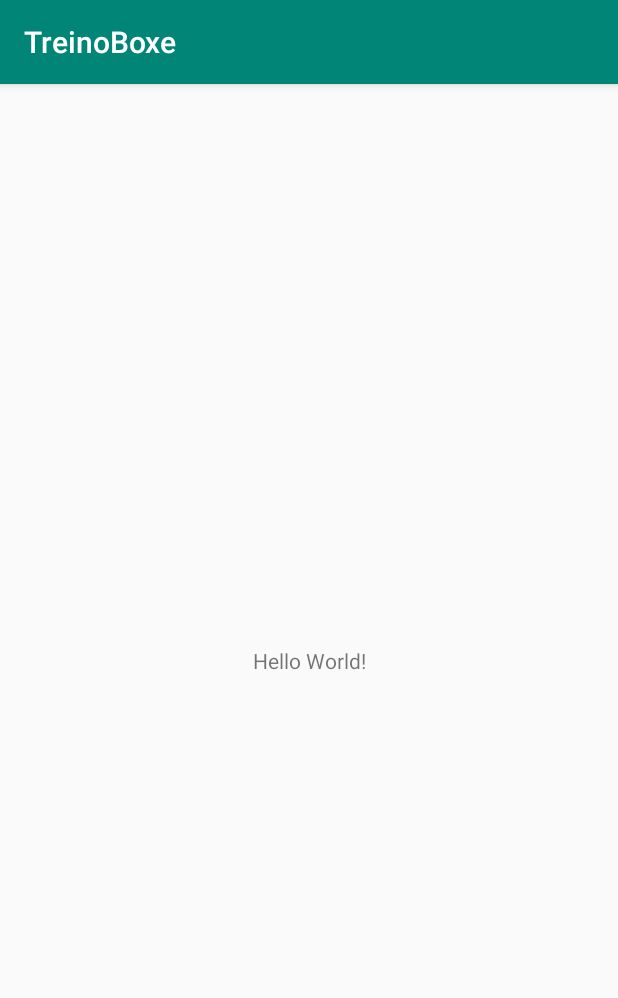
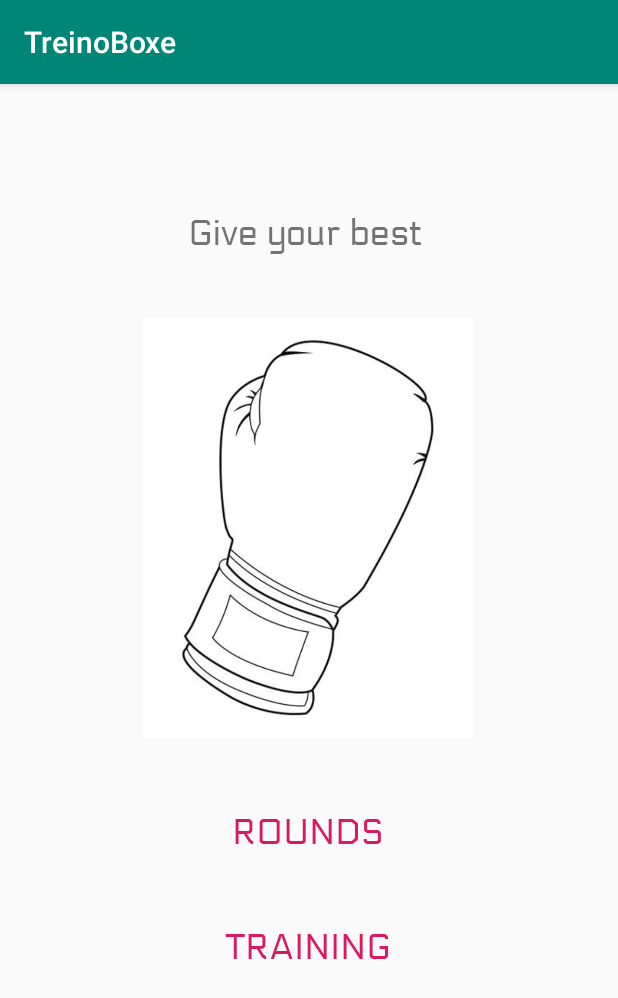
Before and after one commit to mbj-junior/Estudo-Mobile, an Android app: the screen it shows after launch (MainActivity), on a phone screen of 412 x 824 dp. Shown: the top 998 px of the screen. Run offline under Robolectric (Android 15) with nearby library versions, the phone set to English and light mode, and no system bars.

Commit message:
rascunho de telas

```diff
--- a/app/src/main/AndroidManifest.xml
+++ b/app/src/main/AndroidManifest.xml
@@ -9,6 +9,9 @@
         android:roundIcon="@mipmap/ic_launcher_round"
         android:supportsRtl="true"
         android:theme="@style/AppTheme">
+        <activity android:name=".TrainingSetup"></activity>
+        <activity android:name=".Time" />
+        <activity android:name=".RoundSetup" />
         <activity android:name=".MainActivity">
             <intent-filter>
                 <action android:name="android.intent.action.MAIN" />
--- a/app/src/main/res/layout/activity_main.xml
+++ b/app/src/main/res/layout/activity_main.xml
@@ -6,13 +6,62 @@
     android:layout_height="match_parent"
     tools:context=".MainActivity">
 
+    <Button
+        android:id="@+id/btnTraining"
+        style="@style/Widget.AppCompat.Button.Borderless.Colored"
+        android:layout_width="180dp"
+        android:layout_height="56dp"
+        android:backgroundTint="#EF9A9A"
+        android:fontFamily="@font/electrolize"
+        android:text="Training"
+        android:textSize="24sp"
+        app:layout_constraintBottom_toBottomOf="parent"
+        app:layout_constraintEnd_toEndOf="parent"
+        app:layout_constraintHorizontal_bias="0.497"
+        app:layout_constraintStart_toStartOf="parent"
+        app:layout_constraintTop_toTopOf="parent"
+        app:layout_constraintVertical_bias="0.77" />
+
     <TextView
-        android:layout_width="wrap_content"
-        android:layout_height="wrap_content"
-        android:text="Hello World!"
+        android:id="@+id/textView"
+        android:layout_width="160dp"
+        android:layout_height="36dp"
+        android:fontFamily="@font/electrolize"
+        android:text="Give your best"
+        android:textSize="24sp"
         app:layout_constraintBottom_toBottomOf="parent"
+        app:layout_constraintHorizontal_bias="0.498"
         app:layout_constraintLeft_toLeftOf="parent"
         app:layout_constraintRight_toRightOf="parent"
-        app:layout_constraintTop_toTopOf="parent" />
+        app:layout_constraintTop_toTopOf="parent"
+        app:layout_constraintVertical_bias="0.117" />
+
+    <ImageView
+        android:id="@+id/imageView"
+        android:layout_width="268dp"
+        android:layout_height="280dp"
+        app:layout_constraintBottom_toBottomOf="parent"
+        app:layout_constraintEnd_toEndOf="parent"
+        app:layout_constraintHorizontal_bias="0.496"
+        app:layout_constraintStart_toStartOf="parent"
+        app:layout_constraintTop_toTopOf="parent"
+        app:layout_constraintVertical_bias="0.319"
+        app:srcCompat="@drawable/Logo" />
+
+    <Button
+        android:id="@+id/btnRounds"
+        style="@style/Widget.AppCompat.Button.Borderless.Colored"
+        android:layout_width="180dp"
+        android:layout_height="56dp"
+        android:backgroundTint="#EF9A9A"
+        android:fontFamily="@font/electrolize"
+        android:text="Rounds"
+        android:textSize="24sp"
+        app:layout_constraintBottom_toBottomOf="parent"
+        app:layout_constraintEnd_toEndOf="parent"
+        app:layout_constraintHorizontal_bias="0.497"
+        app:layout_constraintStart_toStartOf="parent"
+        app:layout_constraintTop_toTopOf="parent"
+        app:layout_constraintVertical_bias="0.662" />
 
 </androidx.constraintlayout.widget.ConstraintLayout>
```
Also changed, not shown: app/src/main/java/com/example/treinoboxe/RoundSetup.java (added, +14 -0 lines), app/src/main/java/com/example/treinoboxe/Time.java (added, +14 -0 lines), app/src/main/java/com/example/treinoboxe/TrainingSetup.java (added, +14 -0 lines), app/src/main/res/layout/activity_round_setup.xml (added, +116 -0 lines), app/src/main/res/layout/activity_time.xml (added, +46 -0 lines), app/src/main/res/layout/activity_training_setup.xml (added, +53 -0 lines), app/src/main/res/drawable-v24/Logo.png (added), app/src/main/res/drawable-v24/PlayImg.png (added), app/src/main/res/drawable-v24/Refresh.png (added), app/src/main/res/drawable-v24/luvas.jpg (added), app/src/main/res/drawable-v24/stop.png (added), app/src/main/res/font/electrolize.ttf (added).
